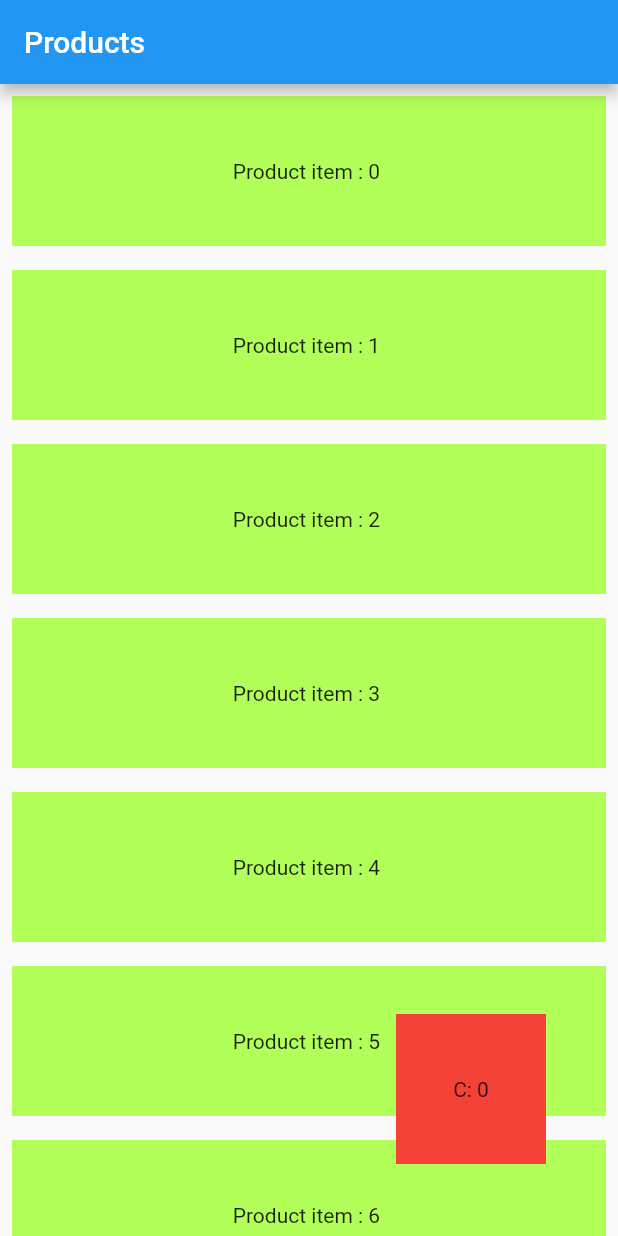
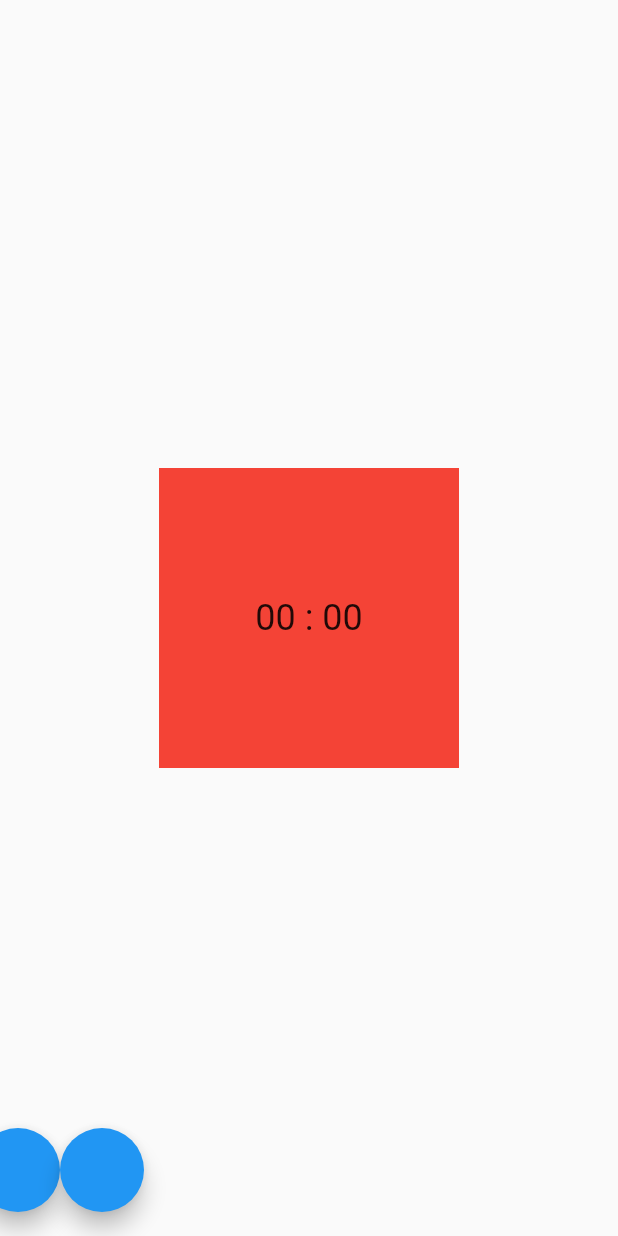
Before and after one commit to Jamshid1901/video_and_adio_call, a Flutter app: the screen it shows after launch, on a phone screen of 412 x 824 dp. Run offline on Flutter 3.47's test engine with Material 2 defaults, Android fonts, the phone set to English and light mode, and no system bars; missing offline and left inert: agora_uikit.

Commit message:
-add animation

```diff
--- /dev/null
+++ b/lib/animationUIPage.dart
@@ -0,0 +1,77 @@
+import 'package:flutter/material.dart';
+
+class AnimationUiPage extends StatefulWidget {
+  const AnimationUiPage({
+    Key? key,
+  }) : super(key: key);
+
+  @override
+  State<AnimationUiPage> createState() => _AnimationUiPageState();
+}
+
+class _AnimationUiPageState extends State<AnimationUiPage>
+    with SingleTickerProviderStateMixin {
+  late AnimationController _controller;
+
+  @override
+  void initState() {
+    super.initState();
+    _controller = AnimationController(
+      lowerBound: 0,
+      upperBound: 120,
+      vsync: this,
+      duration: const Duration(
+        minutes: 2,
+      ),
+    );
+    _controller.reset();
+    _controller.addListener(() {
+      setState(() {});
+
+      // print("millisecund : ${_controller.value % 60}");
+      // print(
+      //     "timer : ${(_controller.value / 60).floor().toString().padLeft(2, "0")} || ${(_controller.value % 60).floor().toString().padLeft(2, "0")}");
+    });
+  }
+
+  @override
+  void dispose() {
+    super.dispose();
+    _controller.dispose();
+  }
+
+  @override
+  Widget build(BuildContext context) {
+    return Scaffold(
+      body: Center(
+        child: Container(
+          width: 200,
+          height: 200,
+          color: Colors.red,
+          child: Center(
+            child: Text(
+              "${(_controller.value / 60).floor().toString().padLeft(2, "0")} : ${(_controller.value % 60).floor().toString().padLeft(2, "0")}",
+              style: TextStyle(fontSize: 24),
+            ),
+          ),
+        ),
+      ),
+      floatingActionButton: Row(
+        children: [
+          FloatingActionButton(
+            onPressed: () {
+              _controller.value == 0
+                  ? _controller.forward()
+                  : _controller.reverse();
+            },
+          ),
+          FloatingActionButton(
+            onPressed: () {
+              _controller.stop();
+            },
+          ),
+        ],
+      ),
+    );
+  }
+}
--- a/lib/main.dart
+++ b/lib/main.dart
@@ -1,4 +1,8 @@
 import 'package:flutter/material.dart';
+
+import 'animationUIPage.dart';
+import 'home_page.dart';
+import 'tween_animation_page.dart';
 
 void main() => runApp(const MyApp());
 
@@ -11,7 +15,7 @@ class MyApp extends StatelessWidget {
   Widget build(BuildContext context) {
     return const MaterialApp(
       title: _title,
-      home: MyStatefulWidget(),
+      home: AnimationUiPage(),
     );
   }
 }
@@ -25,23 +29,25 @@ class MyStatefulWidget extends StatefulWidget {
 
 class _MyStatefulWidgetState extends State<MyStatefulWidget> {
   int acceptedData = 0;
-  List<int> list = [];
+  List<int> list = [1, 2, 3, 4, 5, 6, 7, 8, 9, 10];
 
   @override
   Widget build(BuildContext context) {
     return Scaffold(
-      appBar: AppBar(title: Text('Products')),
-      body: ListView.builder(itemBuilder: (context, index) {
+      appBar: AppBar(title: const Text('Products'),),
+      body: ListView.builder(
+          itemCount: list.length,
+          itemBuilder: (context, index) {
             return Padding(
               padding: const EdgeInsets.all(8.0),
               child: Draggable<int>(
-            data: 1,
+                data: index,
                 feedback: Container(
                   height: 100.0,
-              color: Colors.lightGreenAccent,
+                  color: Colors.green,
                   child: Center(
                     child: Text(
-                  'Product item : $index ',
+                      'Product item : ${list[index]}',
                       style: const TextStyle(
                           fontSize: 16,
                           decoration: TextDecoration.none,
@@ -53,9 +59,9 @@ class _MyStatefulWidgetState extends State<MyStatefulWidget> {
                 child: Container(
                   height: 100.0,
                   width: 100.0,
-              color: Colors.lightGreenAccent,
+                  color: Colors.green,
                   child: Center(
-                child: Text('Product item : $index '),
+                    child: Text('Product item : ${list[index]} '),
                   ),
                 ),
               ),
@@ -65,15 +71,15 @@ class _MyStatefulWidgetState extends State<MyStatefulWidget> {
         builder: (BuildContext context, List<dynamic> accepted,
             List<dynamic> rejected) {
           return Container(
-            margin: EdgeInsets.all(32),
+            margin: const EdgeInsets.all(32),
             width: 100,
             height: 100,
             color: Colors.red,
             child: Center(child: Text("C: $acceptedData")),
           );
         },
-        onAccept: (int data) {
-          acceptedData += data;
+        onAccept: (int index) {
+          list.removeAt(index);
           setState(() {});
         },
       ),
--- a/lib/video_call_page.dart
+++ b/lib/video_call_page.dart
@@ -42,6 +42,7 @@ class _VideoCallPageState extends State<VideoCallPage> {
         child: Stack(
           children: [
             AgoraVideoViewer(
+              showNumberOfUsers: true,
               client: client,
               layoutType: Layout.floating,
             ),
--- a/pubspec.yaml
+++ b/pubspec.yaml
@@ -36,6 +36,7 @@ dependencies:
   # Use with the CupertinoIcons class for iOS style icons.
   cupertino_icons: ^1.0.2
   agora_uikit: ^1.2.1
+  agora_rtc_engine: ^6.1.0
 
 dev_dependencies:
   flutter_test:
```
Also changed, not shown: lib/tween_animation_page.dart (added, +36 -0 lines), pubspec.lock. Lines whose indentation alone changed are shown as unchanged.
